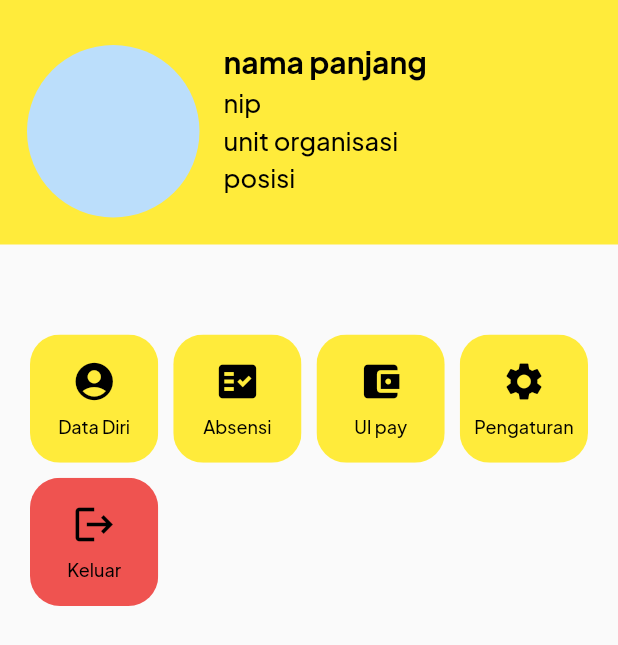
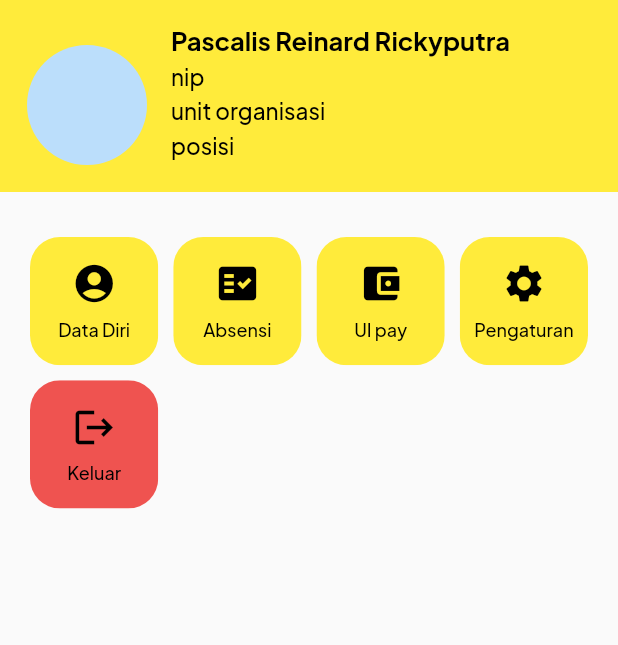
Before and after one commit to Magang-DSTI-BNI/uimobile, a Flutter app: the AkunScreen screen opened directly, on a phone screen of 412 x 824 dp. Shown: the top 645 px of the screen. Run offline on Flutter 3.47's test engine with Material 2 defaults, Android fonts, the light colour scheme and no system bars; our stand-ins replace google_nav_bar, line_icons, pull_to_refresh, shared_preferences, transparent_image; accounts and stored records are empty.

Commit message:
Update akun.dart

```diff
--- a/lib/Screens/akuntab/akun.dart
+++ b/lib/Screens/akuntab/akun.dart
@@ -31,8 +31,8 @@ class _AkunScreenState extends State<AkunScreen> {
                 Padding(
                   padding: const EdgeInsets.fromLTRB(18, 30, 16, 18),
                   child: SizedBox(
-                    height: 115,
-                    width: 115,
+                    height: 80,
+                    width: 80,
                     child: Stack(
                       fit: StackFit.expand,
                       clipBehavior: Clip.none,
@@ -51,9 +51,9 @@ class _AkunScreenState extends State<AkunScreen> {
                     Padding(
                       padding: const EdgeInsets.fromLTRB(0, 2, 0, 2),
                       child: Text(
-                        'nama panjang',
+                        'Pascalis Reinard Rickyputra',
                         style: TextStyle(
-                          fontSize: 20,
+                          fontSize: 17,
                           fontWeight: FontWeight.w700,
                         ),
                       ),
@@ -63,7 +63,7 @@ class _AkunScreenState extends State<AkunScreen> {
                       child: Text(
                         'nip',
                         style: TextStyle(
-                          fontSize: 17,
+                          fontSize: 15,
                           fontWeight: FontWeight.w500,
                         ),
                       ),
@@ -73,7 +73,7 @@ class _AkunScreenState extends State<AkunScreen> {
                       child: Text(
                         'unit organisasi',
                         style: TextStyle(
-                          fontSize: 17,
+                          fontSize: 15,
                           fontWeight: FontWeight.w500,
                         ),
                       ),
@@ -84,7 +84,7 @@ class _AkunScreenState extends State<AkunScreen> {
                         'posisi',
                         textAlign: TextAlign.left,
                         style: TextStyle(
-                          fontSize: 17,
+                          fontSize: 15,
                           fontWeight: FontWeight.w500,
                         ),
                       ),
@@ -98,7 +98,7 @@ class _AkunScreenState extends State<AkunScreen> {
             height: 300,
             child: GridView.count(
               primary: true,
-              padding: const EdgeInsets.fromLTRB(20, 60, 20, 0),
+              padding: const EdgeInsets.fromLTRB(20, 30, 20, 0),
               crossAxisSpacing: 10,
               mainAxisSpacing: 10,
               crossAxisCount: 4,
```
